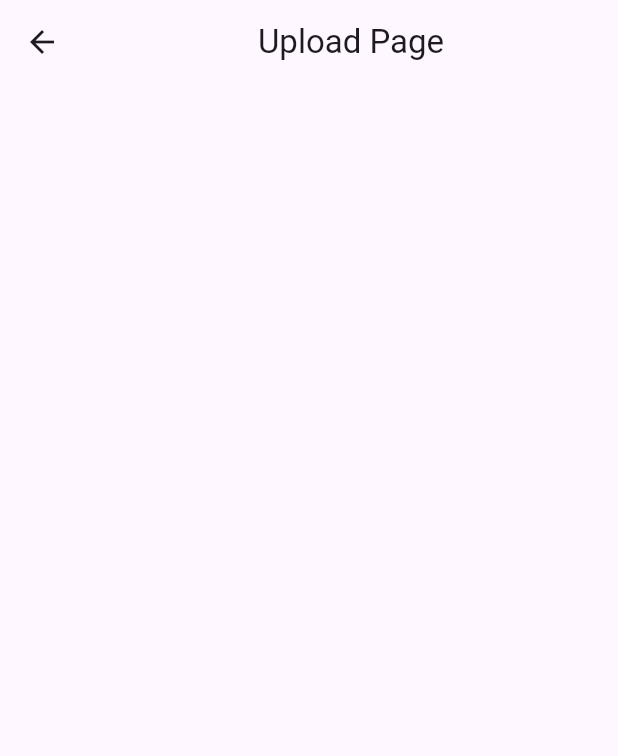
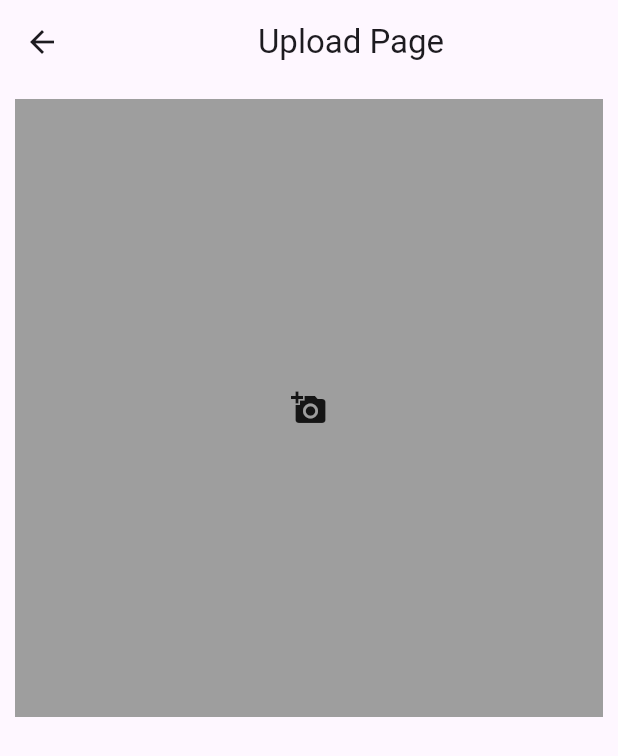
Before and after one commit to Ali-Hadi-Saker/Scout-AI-Flutter, a Flutter app: the UploadItemScreen screen opened by its route, on a phone screen of 412 x 824 dp. Shown: the top 756 px of the screen. Run offline on Flutter 3.47's test engine with Material 3 defaults, Android fonts, the phone set to English and light mode, and no system bars.

Commit message:
added upload image erea

```diff
--- a/scout_ai/lib/screens/uploadItem.dart
+++ b/scout_ai/lib/screens/uploadItem.dart
@@ -18,6 +18,24 @@ class _UploadItemScreenState extends State<UploadItemScreen> {
             Icons.arrow_back)),
             title: Center(child: Text("Upload Page")),
       ),
+      body: Padding(
+        padding: const EdgeInsets.all(10),
+        child: Column(
+          children: [
+            Container(
+              height: MediaQuery.of(context).size.width,
+              width: MediaQuery.of(context).size.width,
+              decoration: BoxDecoration(
+                color: Colors.grey
+              ),
+              child: Center(
+                child: Icon(Icons.add_a_photo),
+              ),
+
+            )
+          ],
+        ),
+      ),
     );
   }
 }
```
